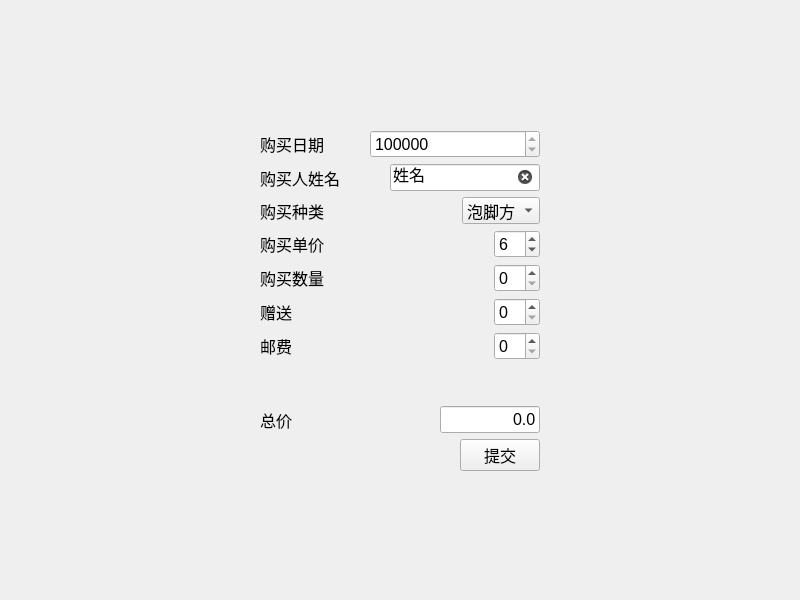
The window that hfx.ui (DongzhenHuangfu/My-Manage-App) describes before a commit, drawn with Qt 5.
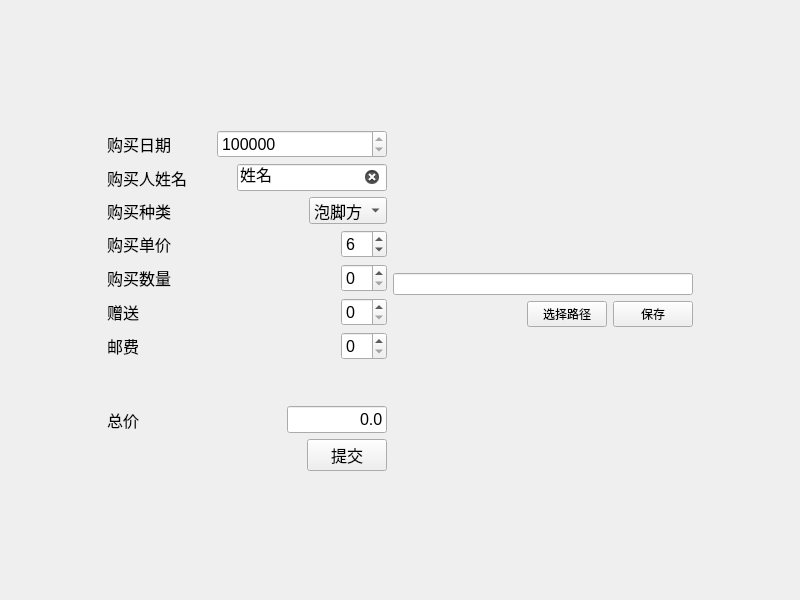
The same window after the commit.

Diff of the .ui file:
```diff
--- a/hfx.ui
+++ b/hfx.ui
@@ -517,6 +517,77 @@
       </item>
      </layout>
     </item>
+    <item>
+     <layout class="QVBoxLayout" name="verticalLayout_2">
+      <item>
+       <spacer name="verticalSpacer_4">
+        <property name="orientation">
+         <enum>Qt::Vertical</enum>
+        </property>
+        <property name="sizeHint" stdset="0">
+         <size>
+          <width>20</width>
+          <height>40</height>
+         </size>
+        </property>
+       </spacer>
+      </item>
+      <item>
+       <widget class="QLineEdit" name="LineSavePath">
+        <property name="minimumSize">
+         <size>
+          <width>300</width>
+          <height>0</height>
+         </size>
+        </property>
+       </widget>
+      </item>
+      <item>
+       <layout class="QHBoxLayout" name="horizontalLayout_2">
+        <item>
+         <spacer name="horizontalSpacer_12">
+          <property name="orientation">
+           <enum>Qt::Horizontal</enum>
+          </property>
+          <property name="sizeHint" stdset="0">
+           <size>
+            <width>40</width>
+            <height>20</height>
+           </size>
+          </property>
+         </spacer>
+        </item>
+        <item>
+         <widget class="QPushButton" name="PushButtonSavePath">
+          <property name="text">
+           <string>选择路径</string>
+          </property>
+         </widget>
+        </item>
+        <item>
+         <widget class="QPushButton" name="PushButtonSave">
+          <property name="text">
+           <string>保存</string>
+          </property>
+         </widget>
+        </item>
+       </layout>
+      </item>
+      <item>
+       <spacer name="verticalSpacer_5">
+        <property name="orientation">
+         <enum>Qt::Vertical</enum>
+        </property>
+        <property name="sizeHint" stdset="0">
+         <size>
+          <width>20</width>
+          <height>40</height>
+         </size>
+        </property>
+       </spacer>
+      </item>
+     </layout>
+    </item>
     <item>
      <spacer name="horizontalSpacer_9">
       <property name="orientation">
```
